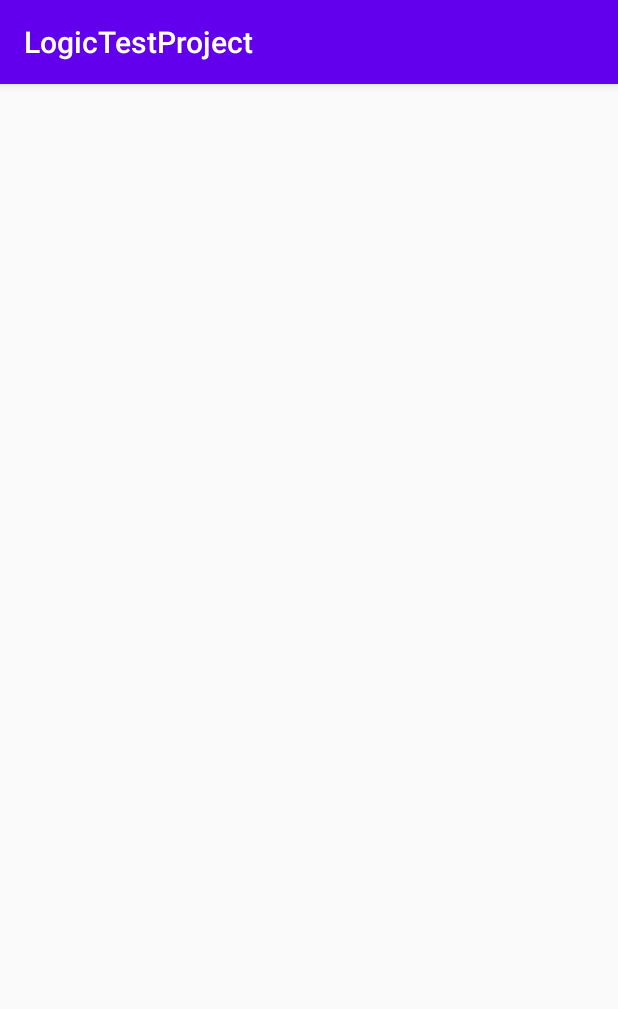
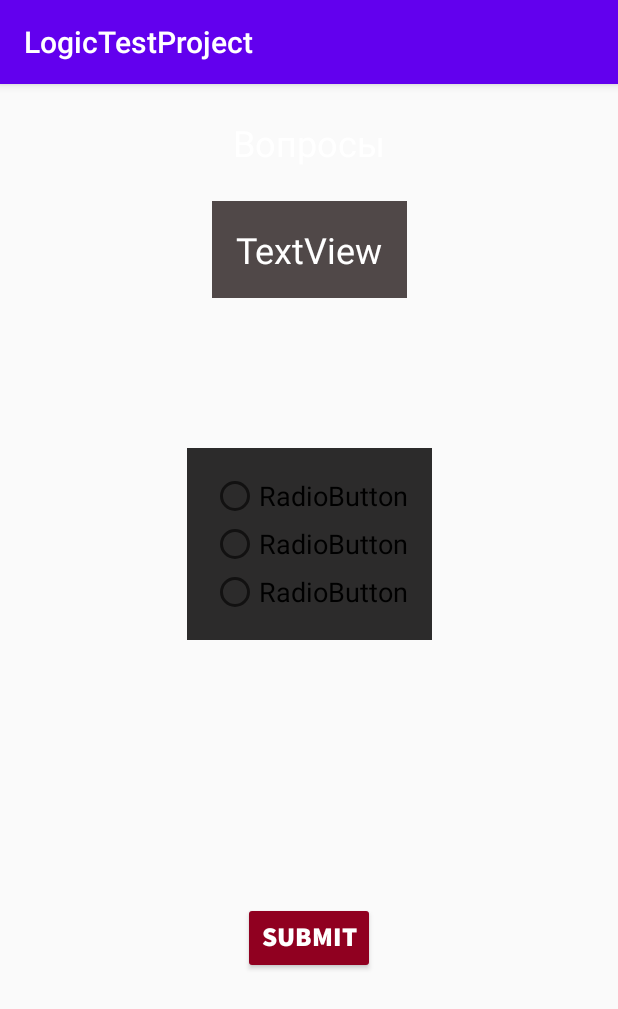
Before and after one commit to MRdimenter/-logic_test, an Android app: the fragment GameFragment shown on its own in the app's theme, on a phone screen of 412 x 824 dp. Shown: the top 1009 px of the screen. Run offline under Robolectric (Android 15) with nearby library versions, the phone set to English and light mode, and no system bars; our stand-ins replace data binding.

Commit message:
UI interface for gameFragment

```diff
--- a/app/src/main/res/layout/fragment_game.xml
+++ b/app/src/main/res/layout/fragment_game.xml
@@ -1,10 +1,116 @@
 <?xml version="1.0" encoding="utf-8"?>
-<layout xmlns:android="http://schemas.android.com/apk/res/android">
+<layout xmlns:app="http://schemas.android.com/apk/res-auto"
+    xmlns:tools="http://schemas.android.com/tools"
+    xmlns:android="http://schemas.android.com/apk/res/android">
+
+    <data>
+
+        <variable
+            name="game"
+            type="com.example.android.logictestproject.GameFragment" />
+    </data>
 
     <androidx.constraintlayout.widget.ConstraintLayout
         android:id="@+id/fragment_game"
         android:layout_width="match_parent"
         android:layout_height="match_parent">
 
+        <Button
+            android:id="@+id/start_button2"
+            android:layout_width="wrap_content"
+            android:layout_height="wrap_content"
+            android:layout_marginStart="16dp"
+            android:layout_marginTop="16dp"
+            android:layout_marginEnd="16dp"
+            android:layout_marginBottom="16dp"
+            android:backgroundTint="#900020 "
+            android:fontFamily="@font/source_sans_pro_black"
+            android:text="@string/submit_game"
+            android:textColor="@android:color/primary_text_dark_nodisable"
+            android:textSize="18sp"
+            app:layout_constraintBottom_toBottomOf="parent"
+            app:layout_constraintEnd_toEndOf="parent"
+            app:layout_constraintHorizontal_bias="0.5"
+            app:layout_constraintStart_toStartOf="parent"
+            app:layout_constraintTop_toBottomOf="@+id/questionRadioGroup" />
+
+        <TextView
+            android:id="@+id/questionText"
+            android:layout_width="wrap_content"
+            android:layout_height="wrap_content"
+            android:layout_marginStart="16dp"
+            android:layout_marginTop="16dp"
+            android:layout_marginEnd="16dp"
+            android:background="#504848"
+            android:padding="16dp"
+            android:text="TextView"
+            android:textColor="#FFFFFF"
+            android:textSize="24sp"
+            app:layout_constraintBottom_toBottomOf="parent"
+            app:layout_constraintEnd_toEndOf="parent"
+            app:layout_constraintStart_toStartOf="parent"
+
+            app:layout_constraintTop_toTopOf="parent"
+            app:layout_constraintVertical_bias="0.09"
+            tools:text="@string/tool_text_for_question" />
+
+        <RadioGroup
+            android:id="@+id/questionRadioGroup"
+            android:layout_width="wrap_content"
+            android:layout_height="wrap_content"
+            android:layout_marginStart="16dp"
+            android:layout_marginTop="100dp"
+            android:layout_marginEnd="16dp"
+            android:background="#2C2B2B"
+            android:padding="16dp"
+            app:layout_constraintBottom_toBottomOf="parent"
+            app:layout_constraintEnd_toEndOf="parent"
+            app:layout_constraintHorizontal_bias="0.5"
+            app:layout_constraintStart_toStartOf="parent"
+            app:layout_constraintTop_toBottomOf="@+id/questionText"
+            app:layout_constraintVertical_bias="0.0">
+
+            <RadioButton
+                android:id="@+id/firstAnswerRadioButton"
+                android:layout_width="match_parent"
+                android:layout_height="wrap_content"
+                android:text="RadioButton"
+                android:textSize="18sp"
+                tools:text="@string/first_answer" />
+
+            <RadioButton
+                android:id="@+id/secondAnswerRadioButton"
+                android:layout_width="match_parent"
+                android:layout_height="wrap_content"
+                android:text="RadioButton"
+                android:textSize="18sp"
+                tools:text="@string/two_answer" />
+
+            <RadioButton
+                android:id="@+id/thirdAnswerRadioButton"
+                android:layout_width="match_parent"
+                android:layout_height="wrap_content"
+                android:text="RadioButton"
+                android:textSize="18sp"
+                tools:text="@string/three_answer" />
+        </RadioGroup>
+
+        <TextView
+            android:id="@+id/textView2"
+            android:layout_width="wrap_content"
+            android:layout_height="wrap_content"
+            android:layout_marginStart="16dp"
+            android:layout_marginTop="16dp"
+            android:layout_marginEnd="16dp"
+            android:layout_marginBottom="16dp"
+            android:text="@string/title_game"
+            android:textColor="#FFFFFF"
+            android:textSize="24sp"
+            app:layout_constraintBottom_toTopOf="@+id/questionText"
+            app:layout_constraintEnd_toEndOf="parent"
+            app:layout_constraintHorizontal_bias="0.5"
+            app:layout_constraintStart_toStartOf="parent"
+            app:layout_constraintTop_toTopOf="parent" />
+
     </androidx.constraintlayout.widget.ConstraintLayout>
 </layout>
--- a/app/src/main/res/values/strings.xml
+++ b/app/src/main/res/values/strings.xml
@@ -3,4 +3,10 @@
     <string name="button_start">Start test</string>
     <string name="button_Instruction">Instruction</string>
     <string name="image_text">Logica</string>
+    <string name="tool_text_for_question">"Шмурдик боится как мышей, так и тараканов."</string>
+    <string name="first_answer">шмурдик не боится тараканов</string>
+    <string name="two_answer">шмурдик боится мышей</string>
+    <string name="three_answer">шмурдик боится мышей больше, чем тараканов, но и тараканов боится тоже</string>
+    <string name="submit_game">submit</string>
+    <string name="title_game">Вопросы</string>
 </resources>
```
